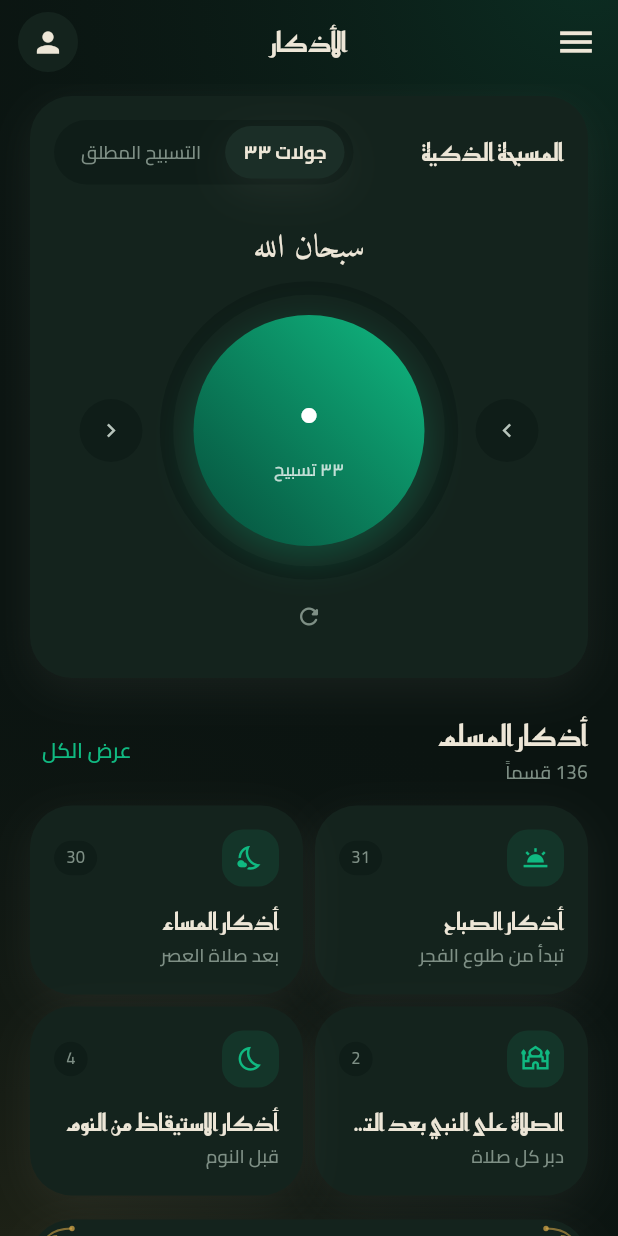
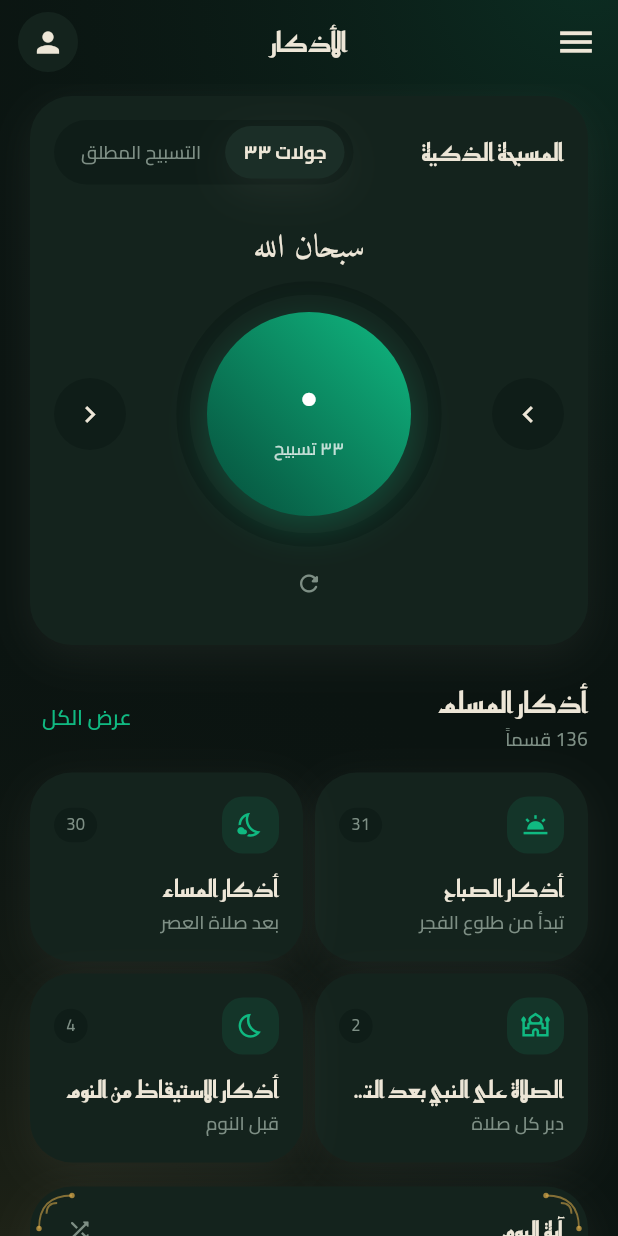
Before and after one commit to if12is/islamic-app, a Flutter app: the AzkarPage screen opened directly, on a phone screen of 412 x 824 dp. Run offline on Flutter 3.47's test engine with Material 3 defaults, Android fonts, the phone set to English and light mode, and no system bars; our stand-ins replace adhan, dartz, dio, equatable, file_picker, flutter_compass and 20 more; missing offline and left inert: home_widget, ota_update, quran, record, screen_brightness, sherpa_onnx; accounts and stored records are empty; network calls fail.

Commit message:
Keep morning azkar until midnight and unclip the tasbeeh controls.
Dhuhr used to start a new session and wipe the morning count, and the next/prev beads sat outside the card. Reciter names now stay inside the surah player.

Co-authored-by: Cursor <cursoragent@cursor.com>

```diff
--- a/lib/core/localization/app_localizations.dart
+++ b/lib/core/localization/app_localizations.dart
@@ -71,6 +71,8 @@ class AppLocalizations {
       'hifz_next_review': 'Next review',
       'tasbeeh_mode_rounds': 'Rounds of 33',
       'tasbeeh_mode_endless': 'Endless',
+      'tasbeeh_prev_phrase': 'Previous phrase',
+      'tasbeeh_next_phrase': 'Next phrase',
       'tasbeeh_lifetime': 'Total count',
       'tasbeeh_today': 'Today',
       'tasbeeh_endless_reset_title': 'Clear the total?',
@@ -375,6 +377,7 @@ class AppLocalizations {
       'play': 'Play',
       'pause': 'Pause',
       'stop': 'Stop',
+      'close': 'Close',
       'playback_speed': 'Playback speed',
       'repeat_verse': 'Repeat the verse',
       'repeat_verse_desc': 'Keeps looping the verse being recited.',
@@ -856,6 +859,8 @@ class AppLocalizations {
       'hifz_next_review': 'المراجعة القادمة',
       'tasbeeh_mode_rounds': 'جولات ٣٣',
       'tasbeeh_mode_endless': 'التسبيح المطلق',
+      'tasbeeh_prev_phrase': 'الذكر السابق',
+      'tasbeeh_next_phrase': 'الذكر التالي',
       'tasbeeh_lifetime': 'إجمالي تسبيحك',
       'tasbeeh_today': 'اليوم',
       'tasbeeh_endless_reset_title': 'تصفير العدّاد المطلق؟',
@@ -1148,6 +1153,7 @@ class AppLocalizations {
       'play': 'تشغيل',
       'pause': 'إيقاف مؤقت',
       'stop': 'إيقاف',
+      'close': 'إغلاق',
       'playback_speed': 'سرعة التلاوة',
       'repeat_verse': 'تكرار الآية',
       'repeat_verse_desc': 'يكرر الآية التي تُتلى الآن.',
--- a/lib/features/azkar/data/azkar_progress_store.dart
+++ b/lib/features/azkar/data/azkar_progress_store.dart
@@ -22,12 +22,23 @@ class AzkarProgressSnapshot {
 class AzkarProgressStore {
   AzkarProgressStore._();
 
-  /// Azkar reset twice a day: the morning set in the morning, the evening set
-  /// after noon. The key encodes both the day and the half.
+  /// Azkar reset at midnight, not at Dhuhr. Morning recited before noon
+  /// must still be there after the adhan.
   static String sessionKey([DateTime? now]) {
     final moment = now ?? DateTime.now();
-    final half = moment.hour < 12 ? 'AM' : 'PM';
-    return '${moment.year}-${moment.month}-${moment.day}_$half';
+    return '${moment.year}-${moment.month}-${moment.day}';
+  }
+
+  /// Whether [saved] is still today's session.
+  ///
+  /// Older builds stored `yyyy-m-d_AM` / `_PM`. Both halves of today count
+  /// as the same day so opening after Dhuhr does not wipe the morning set.
+  static bool sameSession(String? saved, [DateTime? now]) {
+    if (saved == null || saved.isEmpty) {
+      return false;
+    }
+    final today = sessionKey(now);
+    return saved == today || saved == '${today}_AM' || saved == '${today}_PM';
   }
 
   /// How many of a category's azkar are finished in the current session.
@@ -40,7 +51,7 @@ class AzkarProgressStore {
 
     // A stale session means the category starts over.
     final counts =
-        savedSession == sessionKey(now)
+        sameSession(savedSession, now)
             ? _countsFor(prefs, category.id)
             : const <int, int>{};
 
@@ -90,19 +101,7 @@ class AzkarProgressStore {
       return null;
     }
 
-    final counts = _countsFor(prefs, category.id);
-    var completed = 0;
-    for (final zekr in category.azkar) {
-      if ((counts[zekr.id] ?? 0) >= zekr.targetCount) {
-        completed++;
-      }
-    }
-
-    return AzkarProgressSnapshot(
-      category: category,
-      completedCount: completed,
-      totalCount: category.azkar.length,
-    );
+    return progressFor(category);
   }
 
   static Map<int, int> _countsFor(SharedPreferences prefs, String categoryId) {
--- a/lib/features/azkar/presentation/pages/azkar_details_page.dart
+++ b/lib/features/azkar/presentation/pages/azkar_details_page.dart
@@ -40,9 +40,8 @@ class _AzkarDetailsPageState extends State<AzkarDetailsPage> {
 
     final categoryId = widget.category.id;
     final savedSession = _prefs!.getString('azkar_session_$categoryId');
-    final currentSession = _currentSessionKey;
 
-    if (savedSession == currentSession) {
+    if (AzkarProgressStore.sameSession(savedSession)) {
       // Same period, load saved counts
       final savedCountsStr = _prefs!.getString('azkar_counts_$categoryId');
       if (savedCountsStr != null) {
--- a/lib/features/azkar/presentation/pages/azkar_page.dart
+++ b/lib/features/azkar/presentation/pages/azkar_page.dart
@@ -661,19 +661,24 @@ class _SmartTasbeehWidgetState extends State<SmartTasbeehWidget> {
   Widget _buildControlButton({
     required IconData icon,
     required VoidCallback onTap,
+    required String tooltip,
   }) {
     final tokens = context.tokens;
 
-    return Material(
+    return Tooltip(
+      message: tooltip,
+      child: Material(
         color: tokens.groundAlt,
         shape: const CircleBorder(),
         clipBehavior: Clip.antiAlias,
         child: InkWell(
+          customBorder: const CircleBorder(),
           onTap: onTap,
           child: SizedBox(
-          width: 42,
-          height: 42,
-          child: Icon(icon, size: 18, color: tokens.inkMuted),
+            width: 48,
+            height: 48,
+            child: Icon(icon, size: 22, color: tokens.ink),
+          ),
         ),
       ),
     );
@@ -743,23 +748,32 @@ class _SmartTasbeehWidgetState extends State<SmartTasbeehWidget> {
           const SizedBox(height: AppSpacing.lg),
 
           Row(
-            mainAxisAlignment: MainAxisAlignment.center,
             children: [
               _buildControlButton(
-                icon: Icons.chevron_right,
+                icon:
+                    context.isAppRtl
+                        ? Icons.chevron_right
+                        : Icons.chevron_left,
+                tooltip: context.tr('tasbeeh_prev_phrase'),
                 onTap: () => _changePhrase(azkarList.length, -1),
               ),
-              const SizedBox(width: AppSpacing.lg),
-              GestureDetector(
+              Expanded(
+                child: Center(
+                  child: GestureDetector(
                     onTap: () => _increment(azkarList.length),
                     child:
                         _isEndless
                             ? _endlessDial(context, progress)
                             : _roundsDial(context, progress),
                   ),
-              const SizedBox(width: AppSpacing.lg),
+                ),
+              ),
               _buildControlButton(
-                icon: Icons.chevron_left,
+                icon:
+                    context.isAppRtl
+                        ? Icons.chevron_left
+                        : Icons.chevron_right,
+                tooltip: context.tr('tasbeeh_next_phrase'),
                 onTap: () => _changePhrase(azkarList.length, 1),
               ),
             ],
@@ -803,8 +817,8 @@ class _SmartTasbeehWidgetState extends State<SmartTasbeehWidget> {
     final remaining = (_target - _tasbeehCount).clamp(0, _target);
 
     return SizedBox(
-      width: 190,
-      height: 190,
+      width: 168,
+      height: 168,
       child: Stack(
         alignment: Alignment.center,
         children: [
@@ -813,8 +827,8 @@ class _SmartTasbeehWidgetState extends State<SmartTasbeehWidget> {
             duration: AppMotion.base,
             builder:
                 (context, value, _) => SizedBox(
-                  width: 190,
-                  height: 190,
+                  width: 168,
+                  height: 168,
                   child: CircularProgressIndicator(
                     value: value,
                     strokeWidth: 9,
@@ -825,8 +839,8 @@ class _SmartTasbeehWidgetState extends State<SmartTasbeehWidget> {
                 ),
           ),
           Container(
-            width: 154,
-            height: 154,
+            width: 136,
+            height: 136,
             decoration: BoxDecoration(
               shape: BoxShape.circle,
               gradient: LinearGradient(
@@ -843,7 +857,7 @@ class _SmartTasbeehWidgetState extends State<SmartTasbeehWidget> {
                   _formatCount(context, _tasbeehCount),
                   style: const TextStyle(
                     fontFamily: AppTextStyles.displayFamily,
-                    fontSize: 48,
+                    fontSize: 42,
                     height: 1,
                     fontWeight: FontWeight.w700,
                     color: Colors.white,
@@ -873,8 +887,8 @@ class _SmartTasbeehWidgetState extends State<SmartTasbeehWidget> {
     final tokens = context.tokens;
 
     return SizedBox(
-      width: 210,
-      height: 190,
+      width: 168,
+      height: 176,
       child: Stack(
         alignment: Alignment.center,
         children: [
```
Also changed, not shown: lib/features/home/presentation/providers/daily_wird_provider.dart (+4 -6 lines), lib/features/quran/presentation/pages/quran_page.dart (+80 -76 lines), lib/features/quran/presentation/widgets/reciter_picker_sheet.dart (+8 -8 lines), 1 other file. Lines whose indentation alone changed are shown as unchanged.
